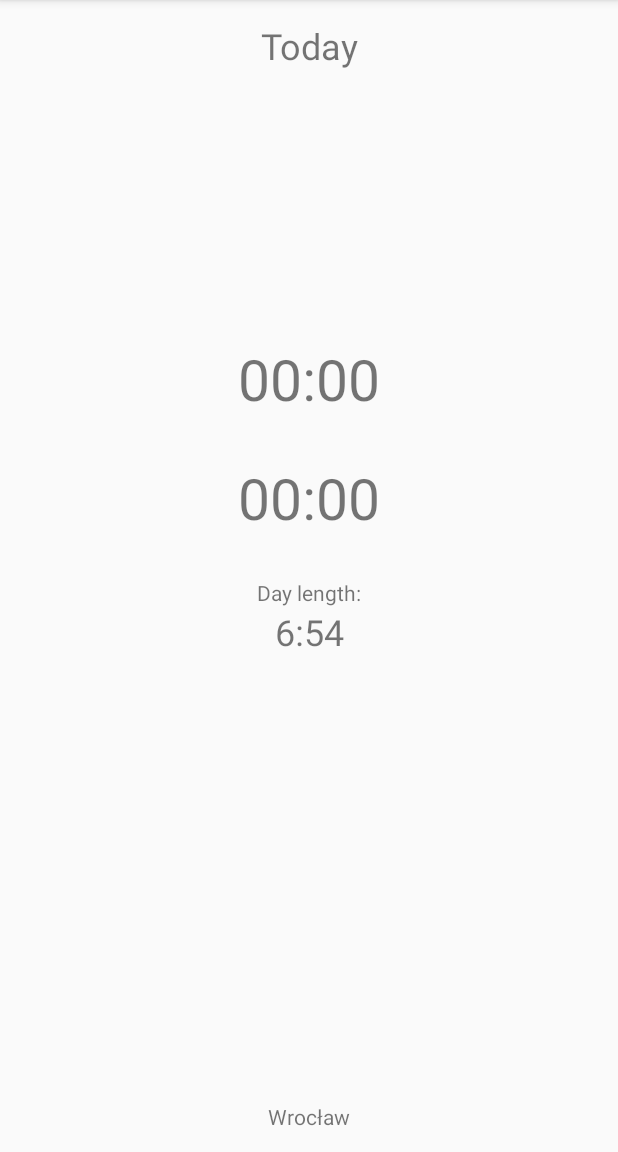
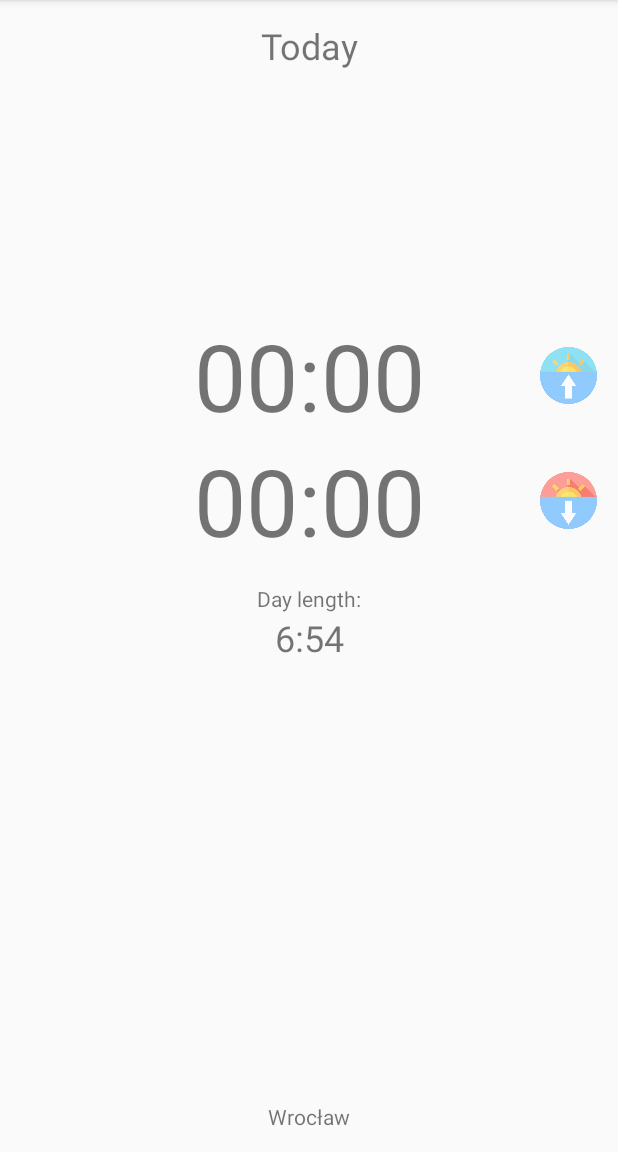
Before and after one commit to Steru/SunTime, an Android app: the screen it shows after launch (MainActivity), on a phone screen of 412 x 824 dp, the part 84-1236 px from its top. Run offline under Robolectric (Android 15) with nearby library versions, the light colour scheme and no system bars.

Commit message:
Add sunrise/sunset icons
also adjust size of grand text

```diff
--- a/app/src/main/res/layout/activity_main.xml
+++ b/app/src/main/res/layout/activity_main.xml
@@ -21,7 +21,8 @@
         android:id="@+id/sunrise_value"
         android:layout_width="wrap_content"
         android:layout_height="wrap_content"
-        android:padding="@dimen/view_padding"
+        android:paddingStart="@dimen/view_padding"
+        android:paddingEnd="@dimen/view_padding"
         android:text="@string/sunrise_temp"
         android:textSize="@dimen/text_size_grand"
         app:layout_constraintBottom_toTopOf="@+id/golden_guideline"
@@ -39,7 +40,8 @@
         android:id="@+id/sunset_value"
         android:layout_width="wrap_content"
         android:layout_height="wrap_content"
-        android:padding="@dimen/view_padding"
+        android:paddingStart="@dimen/view_padding"
+        android:paddingEnd="@dimen/view_padding"
         android:text="@string/sunset_temp"
         android:textSize="@dimen/text_size_grand"
         app:layout_constraintEnd_toEndOf="parent"
@@ -49,9 +51,9 @@
     <TextView
         android:id="@+id/day_length_description"
         android:layout_width="wrap_content"
-        android:text="@string/day_length"
         android:layout_height="wrap_content"
         android:paddingTop="@dimen/view_padding"
+        android:text="@string/day_length"
         app:layout_constraintEnd_toEndOf="parent"
         app:layout_constraintStart_toStartOf="parent"
         app:layout_constraintTop_toBottomOf="@+id/sunset_value" />
@@ -76,5 +78,33 @@
         app:layout_constraintLeft_toLeftOf="parent"
         app:layout_constraintRight_toRightOf="parent" />
 
+    <ImageView
+        android:id="@+id/imageView"
+        android:layout_width="wrap_content"
+        android:layout_height="wrap_content"
+        android:adjustViewBounds="true"
+        android:alpha="0.6"
+        android:layout_marginEnd="@dimen/view_padding"
+        android:maxHeight="@dimen/sun_icon_size"
+        app:layout_constraintBottom_toTopOf="@+id/sunset_value"
+        app:layout_constraintEnd_toEndOf="parent"
+        app:layout_constraintTop_toTopOf="@+id/sunrise_value"
+        app:srcCompat="@drawable/sunrise2"
+        tools:ignore="ContentDescription" />
+
+    <ImageView
+        android:id="@+id/imageView2"
+        android:layout_width="wrap_content"
+        android:layout_height="wrap_content"
+        android:layout_marginEnd="@dimen/view_padding"
+        android:adjustViewBounds="true"
+        android:alpha="0.6"
+        android:maxHeight="@dimen/sun_icon_size"
+        app:layout_constraintBottom_toBottomOf="@+id/sunset_value"
+        app:layout_constraintEnd_toEndOf="parent"
+        app:layout_constraintTop_toTopOf="@+id/sunset_value"
+        app:srcCompat="@drawable/sunset2"
+        tools:ignore="ContentDescription" />
+
 
 </android.support.constraint.ConstraintLayout>
--- a/app/src/main/res/values/dimens.xml
+++ b/app/src/main/res/values/dimens.xml
@@ -1,6 +1,7 @@
 <?xml version="1.0" encoding="utf-8"?>
 <resources>
     <dimen name="view_padding">14dp</dimen>
-    <dimen name="text_size_grand">38sp</dimen>
+    <dimen name="text_size_grand">62sp</dimen>
     <dimen name="text_size_main">24sp</dimen>
+    <dimen name="sun_icon_size">38dp</dimen>
 </resources>
```
Also changed, not shown: app/src/main/res/drawable-hdpi/sunrise2.png (added), app/src/main/res/drawable-hdpi/sunset2.png (added), app/src/main/res/drawable-mdpi/sunrise2.png (added), app/src/main/res/drawable-mdpi/sunset2.png (added), app/src/main/res/drawable-xhdpi/sunrise2.png (added), app/src/main/res/drawable-xhdpi/sunset2.png (added), app/src/main/res/drawable-xxhdpi/sunrise2.png (added), app/src/main/res/drawable-xxhdpi/sunset2.png (added), app/src/main/res/drawable-xxxhdpi/sunrise2.png (added), app/src/main/res/drawable-xxxhdpi/sunset2.png (added).
